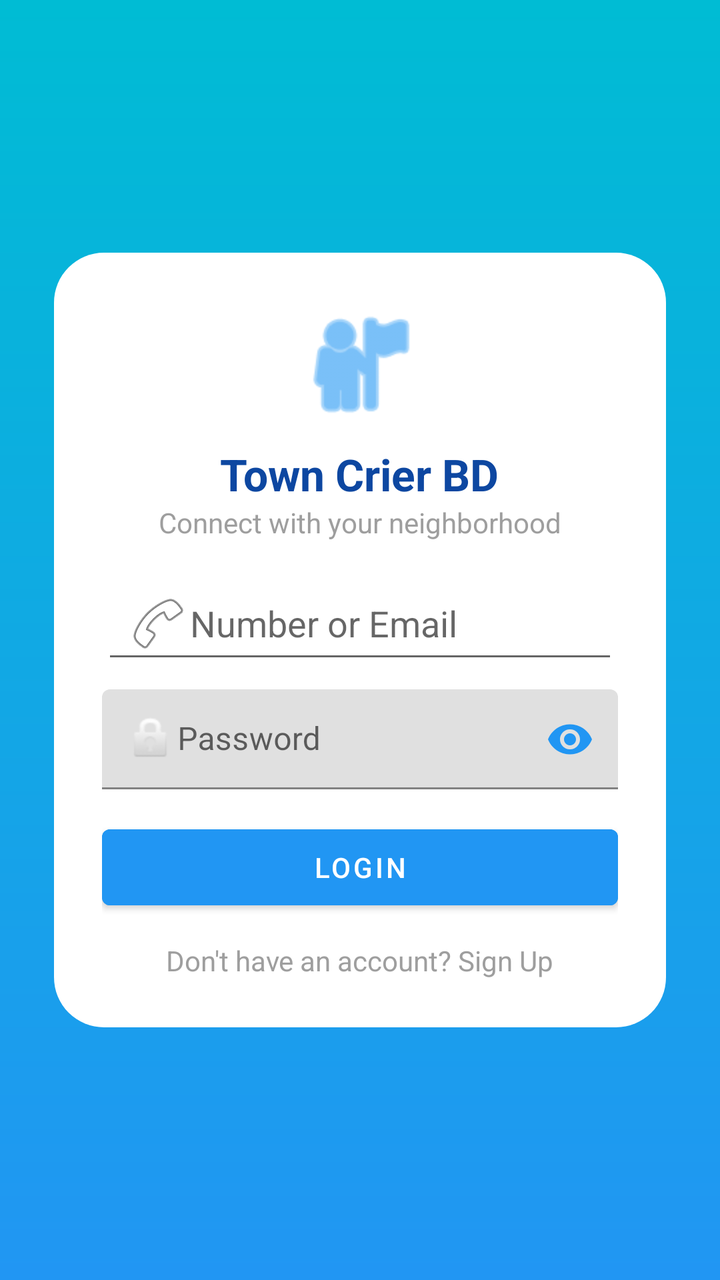
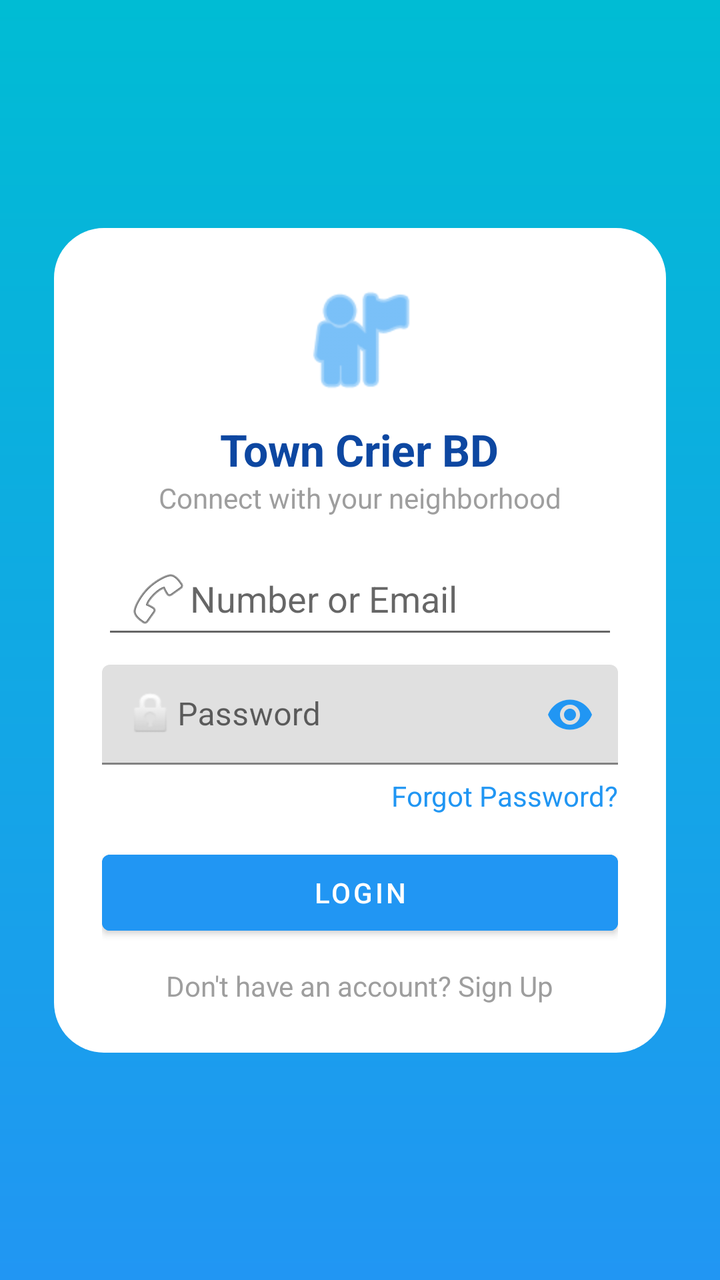

Compare the two renders of this Android layout. The source of the first and the diff that turns it into the second are given below.
<!-- AndroidManifest.xml: application theme Theme.TownCrierBD -->
<!-- res/layout/activity_login.xml -->
<androidx.constraintlayout.widget.ConstraintLayout
    xmlns:android="http://schemas.android.com/apk/res/android"
    xmlns:app="http://schemas.android.com/apk/res-auto"
    xmlns:tools="http://schemas.android.com/tools"
    android:layout_width="match_parent"
    android:layout_height="match_parent"
    android:background="@drawable/bg_gradient"
    tools:context=".activities.LoginActivity">

    
    <LinearLayout
        android:id="@+id/loginCard"
        android:layout_width="0dp"
        android:layout_height="wrap_content"
        android:orientation="vertical"
        android:gravity="center"
        android:background="@drawable/bg_card"
        android:padding="24dp"
        app:layout_constraintWidth_percent="0.85"
        app:layout_constraintTop_toTopOf="parent"
        app:layout_constraintBottom_toBottomOf="parent"
        app:layout_constraintStart_toStartOf="parent"
        app:layout_constraintEnd_toEndOf="parent">

        <ImageView
            android:layout_width="64dp"
            android:layout_height="64dp"
            android:src="@android:drawable/ic_menu_myplaces"
            app:tint="@color/blue_start"
            android:contentDescription="@string/app_name" />

        <TextView
            android:layout_width="wrap_content"
            android:layout_height="wrap_content"
            android:text="Town Crier BD"
            android:textColor="@color/text_primary"
            android:textStyle="bold"
            android:textSize="22sp"
            android:layout_marginTop="8dp" />

        <TextView
            android:layout_width="wrap_content"
            android:layout_height="wrap_content"
            android:text="Connect with your neighborhood"
            android:textColor="@color/hint_gray"
            android:layout_marginBottom="16dp" />

        
        <EditText
            android:id="@+id/etEmail"
            android:layout_width="match_parent"
            android:layout_height="50dp"
            android:hint="Number or Email"
            android:drawableStart="@android:drawable/ic_menu_call"
            android:inputType="text"
            android:padding="12dp" />

        
        <com.google.android.material.textfield.TextInputLayout
            android:layout_width="match_parent"
            android:layout_height="wrap_content"
            app:endIconMode="password_toggle"
            app:endIconTint="@color/blue_start"
            android:layout_marginTop="8dp">

            <com.google.android.material.textfield.TextInputEditText
                android:id="@+id/etPassword"
                android:layout_width="match_parent"
                android:layout_height="50dp"
                android:hint="Password"
                android:drawableStart="@android:drawable/ic_lock_idle_lock"
                android:inputType="textPassword"
                android:padding="12dp" />
        </com.google.android.material.textfield.TextInputLayout>

        <Button
            android:id="@+id/btnLogin"
            android:layout_width="match_parent"
            android:layout_height="50dp"
            android:text="Login"
            android:textColor="@color/white"
            android:backgroundTint="@color/blue_start"
            android:layout_marginTop="14dp" />

        <TextView
            android:id="@+id/tvGotoSignup"
            android:layout_width="wrap_content"
            android:layout_height="wrap_content"
            android:text="Don't have an account? Sign Up"
            android:textColor="@color/hint_gray"
            android:layout_marginTop="12dp" />

    </LinearLayout>

</androidx.constraintlayout.widget.ConstraintLayout>
<!-- resources referenced by this layout -->
<resources>
  <color name="blue_start">#2196F3</color>
  <color name="hint_gray">#9E9E9E</color>
  <color name="text_primary">#0D47A1</color>
  <color name="white">#FFFFFF</color>
  <!-- drawable bg_card (drawable) -->
  <shape xmlns:android="http://schemas.android.com/apk/res/android">
      <solid android:color="@color/white"/>
      <corners android:radius="25dp"/>
      <padding
          android:left="20dp"
          android:top="20dp"
          android:right="20dp"
          android:bottom="20dp"/>
  </shape>
  <!-- drawable bg_gradient (drawable) -->
  <shape xmlns:android="http://schemas.android.com/apk/res/android" android:shape="rectangle">
      <gradient
          android:startColor="@color/blue_start"
          android:endColor="@color/blue_end"
          android:angle="90"/>
  </shape>
  <string name="app_name">TownCrierBD</string>
  <style name="Theme.TownCrierBD" parent="Theme.MaterialComponents.Light.NoActionBar">
  
          <item name="colorPrimary">@color/blue_end</item>
          <item name="colorPrimaryVariant">@color/blue_start</item>
          <item name="colorOnPrimary">@color/white</item>
  
          <item name="colorSecondary">@color/blue_start</item>
          <item name="colorSecondaryVariant">@color/blue_end</item>
          <item name="colorOnSecondary">@color/white</item>
  
          <item name="android:forceDarkAllowed" tools:targetApi="q">false</item>
  
          <item name="android:statusBarColor">@color/blue_start</item>
          <item name="android:navigationBarColor">@color/blue_start</item>
  
          <item name="spinnerStyle">@style/TownCrierBD.SpinnerStyle</item>
      </style>
  <color name="blue_end">#00BCD4</color>
  <style name="TownCrierBD.SpinnerStyle" parent="Widget.AppCompat.Spinner">
      <item name="android:popupBackground">@drawable/bg_spinner_popup_white</item>
          <item name="popupTheme">@style/TownCrierBD.PopupTheme</item>
      </style>
  <!-- drawable bg_spinner_popup_white (drawable) -->
  <?xml version="1.0" encoding="utf-8"?>
  <shape xmlns:android="http://schemas.android.com/apk/res/android">
      <solid android:color="#FFFFFF"/>
      <corners android:radius="16dp"/>
      <padding
          android:left="8dp"
          android:top="8dp"
          android:right="8dp"
          android:bottom="8dp"/>
  </shape>
  <style name="TownCrierBD.PopupTheme" parent="ThemeOverlay.MaterialComponents.Light">
          <item name="android:popupBackground">@drawable/bg_spinner_popup_white</item>
      </style>
</resources>

<!-- the commit's change to res/layout/activity_login.xml (unified diff, before → after) -->
@@ -1,3 +1,4 @@
+<?xml version="1.0" encoding="utf-8"?>
 <androidx.constraintlayout.widget.ConstraintLayout
     xmlns:android="http://schemas.android.com/apk/res/android"
     xmlns:app="http://schemas.android.com/apk/res-auto"
@@ -7,7 +8,6 @@
     android:background="@drawable/bg_gradient"
     tools:context=".activities.LoginActivity">
 
-    
     <LinearLayout
         android:id="@+id/loginCard"
         android:layout_width="0dp"
@@ -73,6 +73,18 @@
                 android:padding="12dp" />
         </com.google.android.material.textfield.TextInputLayout>
 
+        
+        <TextView
+            android:id="@+id/tvForgotPassword"
+            android:layout_width="wrap_content"
+            android:layout_height="wrap_content"
+            android:text="Forgot Password?"
+            android:textColor="@color/blue_start"
+            android:layout_gravity="end"
+            android:layout_marginTop="6dp"
+            android:clickable="true"
+            android:focusable="true"/>
+
         <Button
             android:id="@+id/btnLogin"
             android:layout_width="match_parent"
